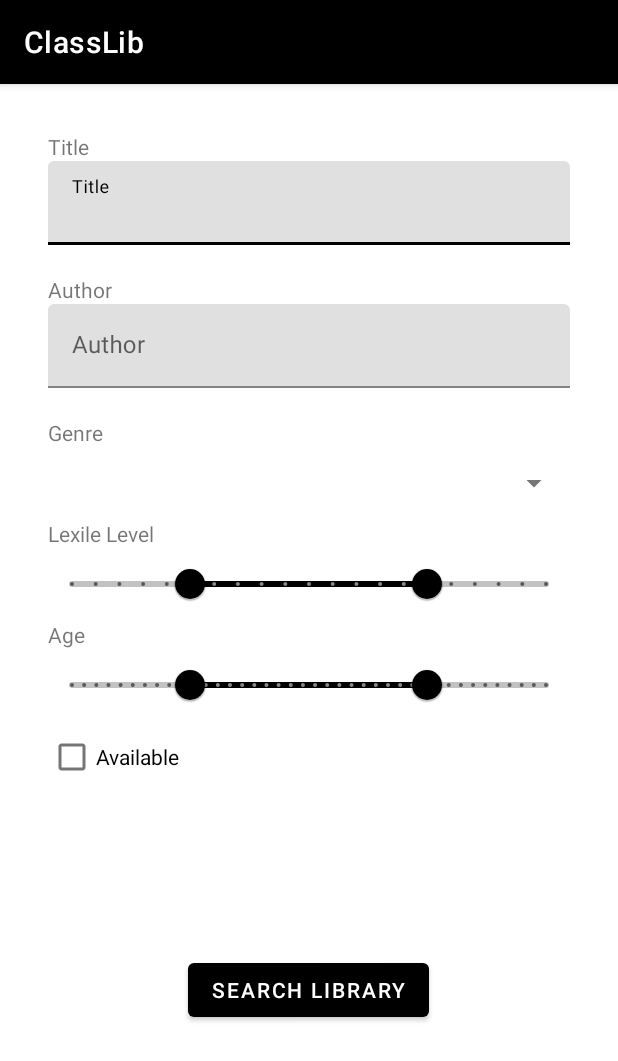
After one commit to clairemvweber/ClassLib, an Android app: the SearchActivity screen opened directly, with no data from a screen before it, on a phone screen of 412 x 824 dp. The commit adds this screen. Shown: the top 1061 px of the screen. Run offline under Robolectric (Android 15) with nearby library versions, the phone set to English and light mode, and no system bars.

Commit message:
adding search activities

```diff
--- a/app/build.gradle
+++ b/app/build.gradle
@@ -39,7 +39,7 @@ dependencies {
     implementation 'com.google.firebase:firebase-analytics-ktx'
     implementation 'com.google.firebase:firebase-auth-ktx'
     implementation 'com.google.firebase:firebase-firestore-ktx'
-    implementation 'com.google.android.material:material:1.5.0-alpha02'
+    implementation 'com.google.android.material:material:1.4.0'
 
     testImplementation 'io.mockk:mockk:1.10.2'
     testImplementation 'junit:junit:4.13'
@@ -55,6 +55,7 @@ dependencies {
     androidTestImplementation 'androidx.test.espresso:espresso-intents:3.3.0'
     implementation "androidx.core:core-ktx:1.3.2"
     implementation "org.jetbrains.kotlin:kotlin-stdlib-jdk7:$kotlin_version"
+
 }
 repositories {
     mavenCentral()
--- a/app/src/main/java/com/example/classlib/DashboardActivity.kt
+++ b/app/src/main/java/com/example/classlib/DashboardActivity.kt
@@ -16,6 +16,7 @@ class DashboardActivity : AppCompatActivity() {
         initializeUI()
         addBtn.setOnClickListener { addBook() }
         checkoutBtn.setOnClickListener { checkout()}
+        searchBtn.setOnClickListener { searchLibrary() }
     }
     private fun addBook(){
         startActivity(Intent(this@DashboardActivity, AddActivity::class.java))
@@ -24,6 +25,11 @@ class DashboardActivity : AppCompatActivity() {
     private fun checkout(){
         startActivity(Intent(this@DashboardActivity, CheckoutActivity::class.java))
     }
+
+    private fun searchLibrary(){
+        startActivity(Intent(this, SearchActivity::class.java))
+    }
+
     private fun initializeUI() {
         searchBtn = findViewById(R.id.searchLibraryButton)
         addBtn = findViewById(R.id.addBookButton)
--- /dev/null
+++ b/app/src/main/java/com/example/classlib/SearchActivity.kt
@@ -0,0 +1,58 @@
+package com.example.classlib
+
+import android.content.Intent
+import androidx.appcompat.app.AppCompatActivity
+import android.os.Bundle
+import android.widget.EditText
+import android.widget.Spinner
+import com.google.android.material.slider.RangeSlider
+import android.widget.CheckBox
+import android.widget.Button
+
+class SearchActivity : AppCompatActivity() {
+    private lateinit var title: EditText
+    private lateinit var author: EditText
+    private lateinit var genre: Spinner
+    private lateinit var lexileLevel: RangeSlider
+    private lateinit var age: RangeSlider
+    private lateinit var available: CheckBox
+    private lateinit var searchButton: Button
+
+    override fun onCreate(savedInstanceState: Bundle?) {
+        super.onCreate(savedInstanceState)
+        setContentView(R.layout.activity_search)
+
+        initializeUI()
+    }
+
+    private fun initializeUI() {
+        title = findViewById(R.id.search_title_input)
+        author = findViewById(R.id.search_author_input)
+        genre = findViewById(R.id.search_genre_spinner)
+        lexileLevel = findViewById(R.id.search_lexile_range)
+        age = findViewById(R.id.search_age_range)
+        available = findViewById(R.id.search_availability)
+        searchButton = findViewById(R.id.search_button)
+        searchButton.setOnClickListener{ search() }
+    }
+
+    private fun search() {
+        val titleInput = title.text.toString()
+        val authorInput = author.text.toString()
+        val genreInput = genre.selectedItem.toString()
+        val lexileMinInput = lexileLevel.valueFrom.toString()
+        val lexileMaxInput = lexileLevel.valueTo.toString()
+        val ageMinInput = age.valueFrom.toString()
+        val ageMaxInput = age.valueTo.toString()
+        val availableInput = available.isChecked.toString()
+
+        val queryArray = arrayOf(titleInput, authorInput, genreInput,
+            lexileMinInput, lexileMaxInput, ageMinInput, ageMaxInput, availableInput)
+
+        val searchIntent = Intent()
+
+        searchIntent.putExtra("queryArray", queryArray)
+
+        startActivity(searchIntent)
+    }
+}
--- /dev/null
+++ b/app/src/main/res/layout/activity_search.xml
@@ -0,0 +1,118 @@
+<?xml version="1.0" encoding="utf-8"?>
+<LinearLayout xmlns:android="http://schemas.android.com/apk/res/android"
+    xmlns:app="http://schemas.android.com/apk/res-auto"
+    xmlns:tools="http://schemas.android.com/tools"
+    android:layout_width="match_parent"
+    android:layout_height="match_parent"
+    android:orientation="vertical"
+    android:padding="32dp"
+    tools:context=".SearchActivity">
+
+    <TextView
+        android:id="@+id/search_title_label"
+        android:layout_width="match_parent"
+        android:layout_height="wrap_content"
+        android:text="@string/title_string" />
+
+    <com.google.android.material.textfield.TextInputLayout
+        android:id="@+id/search_title_text"
+        android:layout_width="match_parent"
+        android:layout_height="wrap_content"
+        android:paddingBottom="20dp">
+
+        <com.google.android.material.textfield.TextInputEditText
+            android:id="@+id/search_title_input"
+            android:layout_width="match_parent"
+            android:layout_height="wrap_content"
+            android:hint="@string/title_string"
+            android:minHeight="48dp"
+            tools:ignore="DuplicateSpeakableTextCheck,TextContrastCheck" />
+
+    </com.google.android.material.textfield.TextInputLayout>
+
+    <TextView
+        android:id="@+id/author_search_label"
+        android:layout_width="match_parent"
+        android:layout_height="wrap_content"
+        android:text="@string/author_string" />
+
+    <com.google.android.material.textfield.TextInputLayout
+        android:id="@+id/search_author_text"
+        android:layout_width="match_parent"
+        android:layout_height="wrap_content"
+        android:paddingBottom="20dp">
+
+        <com.google.android.material.textfield.TextInputEditText
+            android:id="@+id/search_author_input"
+            android:layout_width="match_parent"
+            android:layout_height="wrap_content"
+            android:hint="@string/author_string"
+            android:minHeight="48dp" />
+
+    </com.google.android.material.textfield.TextInputLayout>
+
+    <TextView
+        android:id="@+id/search_genre_label"
+        android:layout_width="match_parent"
+        android:layout_height="wrap_content"
+        android:text="@string/genre_string" />
+
+    <Spinner
+        android:id="@+id/search_genre_spinner"
+        android:layout_width="match_parent"
+        android:layout_height="wrap_content"
+        android:entries="@array/genres"
+        android:minHeight="48dp"
+        android:paddingBottom="20dp" />
+
+    <TextView
+        android:id="@+id/search_lexile_label"
+        android:layout_width="match_parent"
+        android:layout_height="wrap_content"
+        android:text="@string/lexile_string" />
+
+    <com.google.android.material.slider.RangeSlider
+        android:id="@+id/search_lexile_range"
+        android:layout_width="match_parent"
+        android:layout_height="wrap_content"
+        android:stepSize="100"
+        android:valueFrom="0"
+        android:valueTo="2000"
+        app:values='@array/lexile_range_value' />
+
+    <TextView
+        android:id="@+id/seach_age_label"
+        android:layout_width="match_parent"
+        android:layout_height="wrap_content"
+        android:text="@string/age_string" />
+
+    <com.google.android.material.slider.RangeSlider
+        android:id="@+id/search_age_range"
+        android:layout_width="match_parent"
+        android:layout_height="wrap_content"
+        android:valueFrom="0"
+        android:valueTo="100"
+        android:stepSize="1"
+        app:values='@array/age_range_value' />
+
+    <CheckBox
+        android:id="@+id/search_availability"
+        android:layout_width="match_parent"
+        android:layout_height="wrap_content"
+        android:text="@string/available_string" />
+
+
+    <FrameLayout
+        android:layout_width="match_parent"
+        android:layout_height="match_parent">
+
+        <Button
+            android:id="@+id/search_button"
+            android:layout_width="wrap_content"
+            android:layout_height="wrap_content"
+            android:layout_gravity="center"
+            android:text="@string/search_string" />
+    </FrameLayout>
+
+
+</LinearLayout>
--- /dev/null
+++ b/app/src/main/res/values/arrays.xml
@@ -0,0 +1,17 @@
+<?xml version="1.0" encoding="utf-8"?>
+<resources>
+    <string-array name="age_range_value">
+        <item>25</item>
+        <item>75</item>
+    </string-array>
+
+    <string-array name="lexile_range_value">
+        <item>500</item>
+        <item>1500</item>
+    </string-array>
+
+    <string-array name="genres">
+        // TODO - add genres
+        <item>Adventure</item>
+    </string-array>
+</resources>
--- a/app/src/main/res/values/strings.xml
+++ b/app/src/main/res/values/strings.xml
@@ -23,4 +23,7 @@
     <string name="hint_student_id">Student\'s ID number</string>
     <string name="hint_title">Title of the book</string>
     <string name="student_id">Student ID</string>
+    <string name="available_string">Available</string>
+    <string name="category_prompt">Choose Category</string>
+    <string name="genre_string">Genre</string>
 </resources>
--- a/app/src/main/res/values/styles.xml
+++ b/app/src/main/res/values/styles.xml
@@ -13,4 +13,16 @@
         <item name="android:itemBackground">@color/secondary_text</item>
     </style>
 
+    <style name="SearchTheme" parent="Theme.MaterialComponents.Light.DarkActionBar">
+        <item name="android:colorPrimary">@color/primary</item>
+        <item name="android:colorPrimaryDark">@color/primary_dark</item>
+        <item name="android:colorAccent">@color/accent</item>
+        <item name="android:textColorPrimary">@color/primary_text</item>
+        <item name="android:textColorSecondary">@color/secondary_text</item>
+        <item name="android:editTextColor">@color/edit_text</item>
+        <item name="android:colorButtonNormal">@color/primary</item>
+        <item name="colorPrimary">@color/primary_dark</item>
+        <item name="android:itemBackground">@color/secondary_text</item>
+    </style>
+
 </resources>
--- a/build.gradle
+++ b/build.gradle
@@ -14,7 +14,7 @@ buildscript {
         // NOTE: Do not place your application dependencies here; they belong
         // in the individual module build.gradle files
         classpath 'com.google.gms:google-services:4.3.10'
-        classpath "org.jetbrains.kotlin:kotlin-gradle-plugin:1.6.10"
+        classpath 'org.jetbrains.kotlin:kotlin-gradle-plugin:1.6.20'
     }
 }
 
```
Also changed, not shown: app/src/main/AndroidManifest.xml (+8 -0 lines), app/src/main/java/com/example/classlib/Books.kt (added, +14 -0 lines), app/src/main/java/com/example/classlib/BooksAdapter.kt (added, +58 -0 lines), app/src/main/java/com/example/classlib/FirestoreAdapter.kt (added, +90 -0 lines), app/src/main/java/com/example/classlib/SearchResultsActivity.kt (added, +67 -0 lines), app/src/main/res/layout/activity_search_results.xml (added, +18 -0 lines), app/src/main/res/layout/book_card.xml (added, +148 -0 lines).
